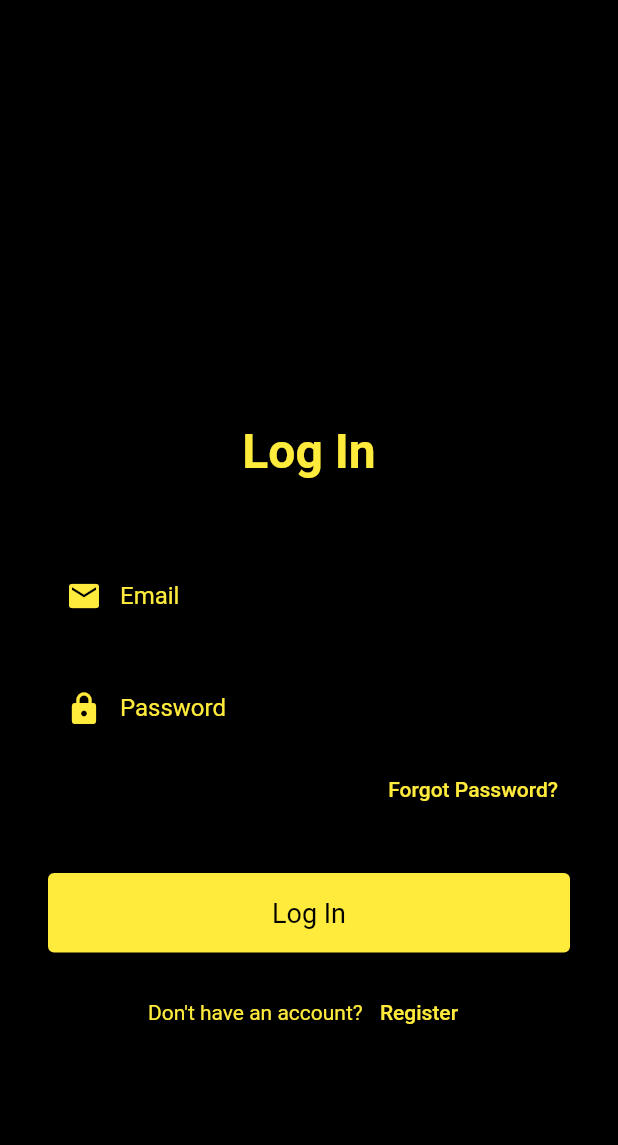
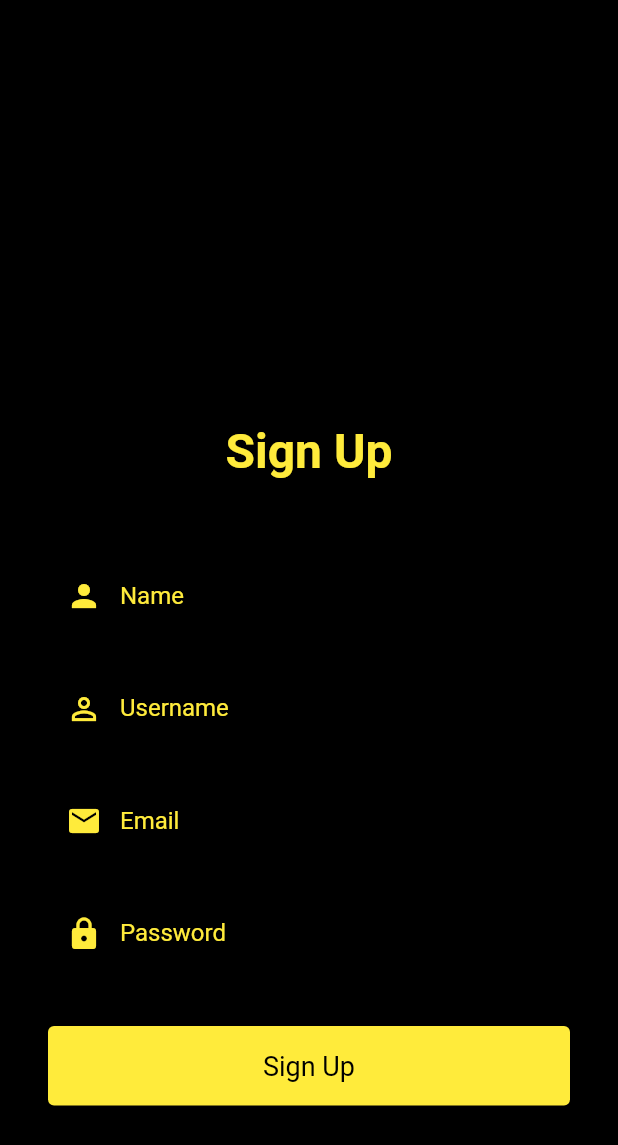
Before and after one commit to Lxghtning/Xuberance23, a Flutter app: the screen it shows after launch, after a tap on "Register", on a phone screen of 412 x 824 dp. Shown: the top 1145 px of the screen. Run offline on Flutter 3.47's test engine with Material 2 defaults, Android fonts, the phone set to English and light mode, and no system bars; our stand-ins replace cloud_firestore, email_validator, firebase_auth, firebase_core, firebase_messaging; accounts and stored records are empty.

Commit message:
SignUp design added and functionality added

```diff
--- a/lib/Authentication/login.dart
+++ b/lib/Authentication/login.dart
@@ -50,8 +50,8 @@ class _LoginPageState extends State<Login> with SingleTickerProviderStateMixin {
               mainAxisAlignment: MainAxisAlignment.center,
               crossAxisAlignment: CrossAxisAlignment.stretch,
               children: <Widget>[
-                Padding(
-                  padding: const EdgeInsets.fromLTRB(0, 250, 0, 0),
+                const Padding(
+                  padding: EdgeInsets.fromLTRB(0, 250, 0, 0),
                   child: Text(
                     "Log In",
                     style: TextStyle(
@@ -62,12 +62,12 @@ class _LoginPageState extends State<Login> with SingleTickerProviderStateMixin {
                     textAlign: TextAlign.center,
                   ),
                 ),
-                SizedBox(height: 48),
+                const SizedBox(height: 48),
                 TextField(
                   controller: _emailController,
                   keyboardType: TextInputType.emailAddress,
-                  style: TextStyle(color: Colors.yellow),
-                  decoration: InputDecoration(
+                  style: const TextStyle(color: Colors.yellow),
+                  decoration: const InputDecoration(
                     labelText: "Email",
                     labelStyle: TextStyle(color: Colors.yellow),
                     border: OutlineInputBorder(),
@@ -77,12 +77,12 @@ class _LoginPageState extends State<Login> with SingleTickerProviderStateMixin {
                     prefixIcon: Icon(Icons.email, color: Colors.yellow),
                   ),
                 ),
-                SizedBox(height: 16),
+                const SizedBox(height: 16),
                 TextField(
                   controller: _passwordController,
                   obscureText: true,
-                  style: TextStyle(color: Colors.yellow),
-                  decoration: InputDecoration(
+                  style: const TextStyle(color: Colors.yellow),
+                  decoration: const InputDecoration(
                     labelText: "Password",
                     labelStyle: TextStyle(color: Colors.yellow),
                     border: OutlineInputBorder(),
@@ -95,7 +95,7 @@ class _LoginPageState extends State<Login> with SingleTickerProviderStateMixin {
                 Align(
                   alignment: Alignment.centerRight,
                   child: TextButton(
-                    child: Text(
+                    child: const Text(
                       "Forgot Password?",
                       style: TextStyle(color: Colors.yellow),
                     ),
@@ -104,32 +104,38 @@ class _LoginPageState extends State<Login> with SingleTickerProviderStateMixin {
                     },
                   ),
                 ),
-                SizedBox(height: 32),
+                const SizedBox(height: 32),
                 ElevatedButton(
                   onPressed: () {
                     // Add login logic here
                   },
-                  child: Text("Log In"),
                   style: ElevatedButton.styleFrom(
-                    foregroundColor: Colors.black, backgroundColor: Colors.yellow, padding: EdgeInsets.all(16),
-                    textStyle: TextStyle(fontSize: 18),
+                    foregroundColor: Colors.black, backgroundColor: Colors.yellow, padding: const EdgeInsets.all(16),
+                    textStyle: const TextStyle(fontSize: 18),
                   ),
+                  child: const Text("Log In"),
                 ),
-                SizedBox(height: 16),
+                const SizedBox(height: 16),
                 Row(
                   mainAxisAlignment: MainAxisAlignment.center,
                   children: [
-                    Text(
+                    TextButton(
+                      onPressed: (){
+                        Navigator.pushReplacementNamed(context, "/signup");
+                      },
+                      child: const Text(
                       "Don't have an account? ",
                       style: TextStyle(color: Colors.yellow),
+                      ),
                     ),
                     TextButton(
-                      child: Text(
+                      child: const Text(
                         "Register",
                         style: TextStyle(color: Colors.yellow),
                       ),
                       onPressed: () {
-                        // Navigate to registration screen or handle registration logic
+                        Navigator.pushReplacementNamed(context, "/signup");
+
                       },
                     ),
                   ],
@@ -148,16 +154,16 @@ class _LoginPageState extends State<Login> with SingleTickerProviderStateMixin {
       context: context,
       builder: (BuildContext context) {
         return AlertDialog(
-          title: Text("Forgot Password"),
+          title: const Text("Forgot Password"),
           content: Column(
             mainAxisSize: MainAxisSize.min,
             children: [
-              Text("Enter your email to reset password."),
-              SizedBox(height: 16),
+              const Text("Enter your email to reset password."),
+              const SizedBox(height: 16),
               TextField(
                 controller: _resetEmailController,
                 keyboardType: TextInputType.emailAddress,
-                decoration: InputDecoration(
+                decoration: const InputDecoration(
                   labelText: "Email",
                   prefixIcon: Icon(Icons.email),
                 ),
@@ -166,13 +172,13 @@ class _LoginPageState extends State<Login> with SingleTickerProviderStateMixin {
           ),
           actions: [
             TextButton(
-              child: Text("Cancel"),
+              child: const Text("Cancel"),
               onPressed: () {
                 Navigator.of(context).pop();
               },
             ),
             TextButton(
-              child: Text("Submit"),
+              child: const Text("Submit"),
               onPressed: () {
                 // Handle the password reset logic
                 Navigator.of(context).pop();
--- /dev/null
+++ b/lib/Authentication/signup.dart
@@ -0,0 +1,136 @@
+import 'package:firebase_auth/firebase_auth.dart';
+import 'package:flutter/material.dart';
+import 'package:email_validator/email_validator.dart';
+import '../Firebase/auth.dart';
+import '../Firebase/database.dart';
+
+void main() => runApp(MyApp());
+
+class MyApp extends StatelessWidget {
+  @override
+  Widget build(BuildContext context) {
+    return MaterialApp(
+      theme: ThemeData(
+        primarySwatch: Colors.yellow,
+        visualDensity: VisualDensity.adaptivePlatformDensity,
+        scaffoldBackgroundColor: Colors.black,
+      ),
+      home: SignUp(),
+    );
+  }
+}
+
+class SignUp extends StatefulWidget {
+  const SignUp({super.key});
+
+  @override
+  _SignUpPageState createState() => _SignUpPageState();
+}
+
+class _SignUpPageState extends State<SignUp> with SingleTickerProviderStateMixin{
+  TextEditingController _nameController = TextEditingController();
+  TextEditingController _usernameController = TextEditingController();
+  TextEditingController _emailController = TextEditingController();
+  TextEditingController _passwordController = TextEditingController();
+
+  @override
+  Widget build(BuildContext context) {
+    return Scaffold(
+      backgroundColor: Colors.black,
+      body: SingleChildScrollView(
+        child: Padding(
+          padding: const EdgeInsets.all(32.0),
+          child: Column(
+            mainAxisAlignment: MainAxisAlignment.center,
+            crossAxisAlignment: CrossAxisAlignment.stretch,
+            children: <Widget>[
+              Padding(
+                padding: const EdgeInsets.fromLTRB(0, 250, 0, 0),
+                child: Text(
+                  "Sign Up",
+                  style: TextStyle(
+                    fontSize: 32,
+                    fontWeight: FontWeight.bold,
+                    color: Colors.yellow,
+                  ),
+                  textAlign: TextAlign.center,
+                ),
+              ),
+              SizedBox(height: 48),
+              TextField(
+                controller: _nameController,
+                style: TextStyle(color: Colors.yellow),
+                decoration: InputDecoration(
+                  labelText: "Name",
+                  labelStyle: TextStyle(color: Colors.yellow),
+                  border: OutlineInputBorder(),
+                  focusedBorder: OutlineInputBorder(
+                    borderSide: BorderSide(color: Colors.yellow),
+                  ),
+                  prefixIcon: Icon(Icons.person, color: Colors.yellow),
+                ),
+              ),
+              SizedBox(height: 16),
+              TextField(
+                controller: _usernameController,
+                style: TextStyle(color: Colors.yellow),
+                decoration: InputDecoration(
+                  labelText: "Username",
+                  labelStyle: TextStyle(color: Colors.yellow),
+                  border: OutlineInputBorder(),
+                  focusedBorder: OutlineInputBorder(
+                    borderSide: BorderSide(color: Colors.yellow),
+                  ),
+                  prefixIcon: Icon(Icons.person_outline, color: Colors.yellow),
+                ),
+              ),
+              SizedBox(height: 16),
+              TextField(
+                controller: _emailController,
+                keyboardType: TextInputType.emailAddress,
+                style: TextStyle(color: Colors.yellow),
+                decoration: InputDecoration(
+                  labelText: "Email",
+                  labelStyle: TextStyle(color: Colors.yellow),
+                  border: OutlineInputBorder(),
+                  focusedBorder: OutlineInputBorder(
+                    borderSide: BorderSide(color: Colors.yellow),
+                  ),
+                  prefixIcon: Icon(Icons.email, color: Colors.yellow),
+                ),
+              ),
+              SizedBox(height: 16),
+              TextField(
+                controller: _passwordController,
+                obscureText: true,
+                style: TextStyle(color: Colors.yellow),
+                decoration: InputDecoration(
+                  labelText: "Password",
+                  labelStyle: TextStyle(color: Colors.yellow),
+                  border: OutlineInputBorder(),
+                  focusedBorder: OutlineInputBorder(
+                    borderSide: BorderSide(color: Colors.yellow),
+                  ),
+                  prefixIcon: Icon(Icons.lock, color: Colors.yellow),
+                ),
+              ),
+              SizedBox(height: 32),
+              ElevatedButton(
+                onPressed: () {
+                  // Add signup logic here
+                },
+                child: Text("Sign Up"),
+                style: ElevatedButton.styleFrom(
+                  padding: EdgeInsets.all(16),
+                  primary: Colors.yellow,
+                  onPrimary: Colors.black,
+                  textStyle: TextStyle(fontSize: 18),
+                ),
+              ),
+            ],
+          ),
+        ),
+      ),
+    );
+  }
+}
--- a/lib/main.dart
+++ b/lib/main.dart
@@ -2,7 +2,7 @@ import 'package:firebase_core/firebase_core.dart';
 import 'package:firebase_messaging/firebase_messaging.dart';
 import 'package:flutter/material.dart';
 import '../Authentication/login.dart';
-
+import '../Authentication/signup.dart';
 
 void main() async{
   WidgetsFlutterBinding.ensureInitialized();
@@ -23,6 +23,7 @@ void main() async{
       // initialRoute: FirebaseAuth.instance.currentUser != null ? '/friends' : '/login',
       routes: {
         '/': (context) => Login(),
+        '/signup': (context) => SignUp(),
       }));
 }
 
```
